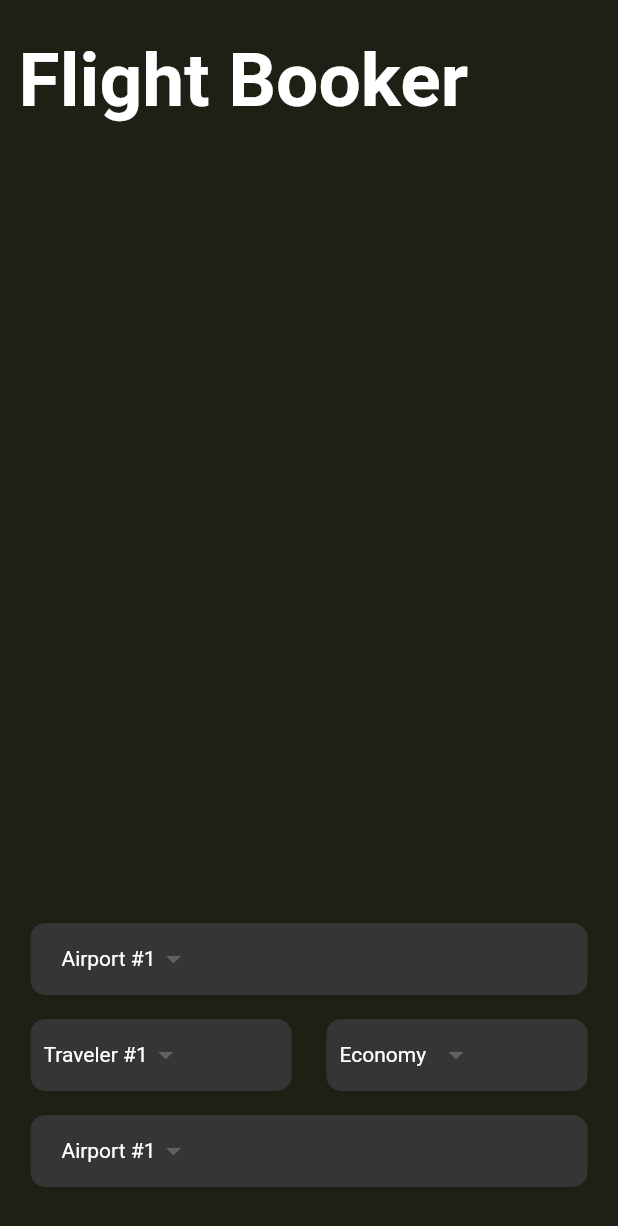
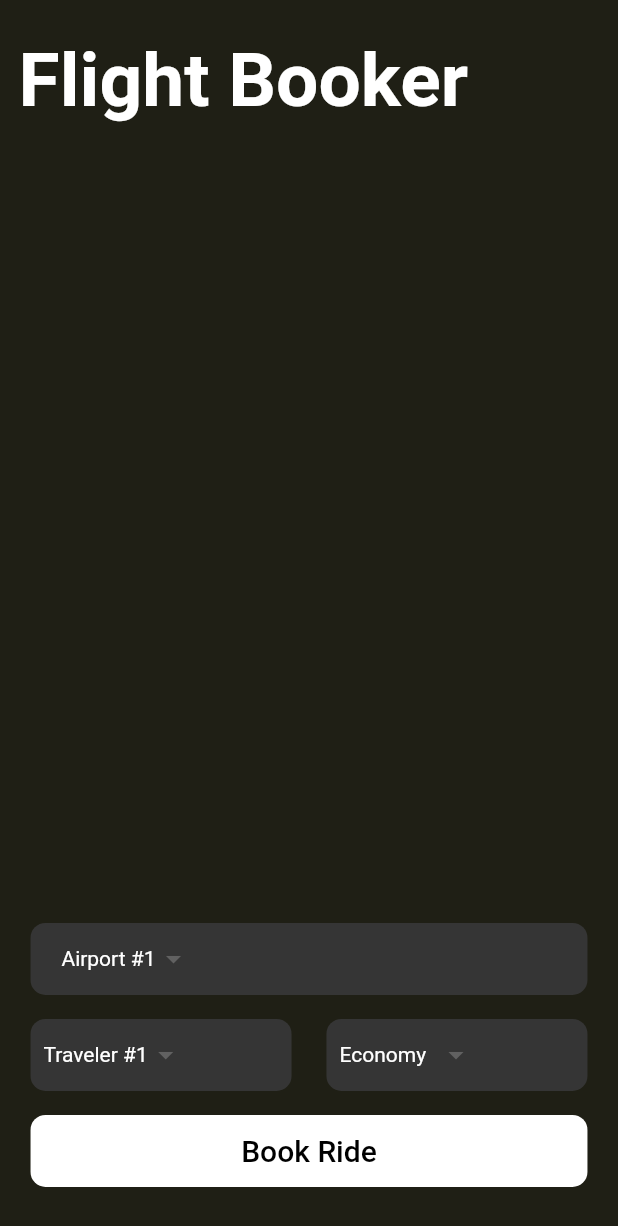
Before and after one commit to phin01/flutter_learning, a Flutter app: the screen it shows after launch, on a phone screen of 412 x 824 dp. Shown: the top 1226 px of the screen. Run offline on Flutter 3.47's test engine with Material 2 defaults, Android fonts, the phone set to English and light mode, and no system bars.

Commit message:
Add Book Ride button

```diff
--- a/go_moon/lib/pages/home_page.dart
+++ b/go_moon/lib/pages/home_page.dart
@@ -34,7 +34,7 @@ class HomePage extends StatelessWidget {
                         _travelersInformationWidget(),
                         _flightClassWidget(),
                       ], ), ),
-                  Padding(padding: const EdgeInsets.all(8.0), child: _destinationDropDownWidget(),),
+                  Padding(padding: const EdgeInsets.all(8.0), child: _rideButtonWidget(),),
                 ],
               )
           ],),
@@ -81,6 +81,24 @@ class HomePage extends StatelessWidget {
     return CustomDropDownButton(values: ddStrings, width: (_deviceWidth - 64) * 0.5);
   }
 
-
+  Widget _rideButtonWidget() {
+    return Container(
+      width: _deviceWidth,
+      decoration: BoxDecoration(
+        color: Colors.white,
+        borderRadius: BorderRadius.circular(10),
+      ),
+      child: MaterialButton(
+        onPressed: () {},
+        child: const Text(
+          "Book Ride",
+          style: TextStyle(
+            color: Colors.black,
+            fontSize: 20,
+          ),
+        ),
+      ),
+    );
+  }
 
 }
```
